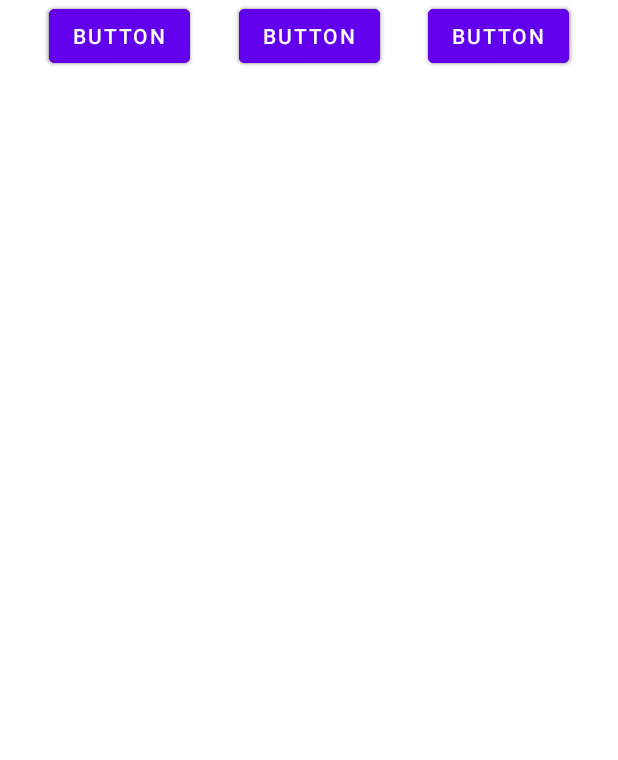
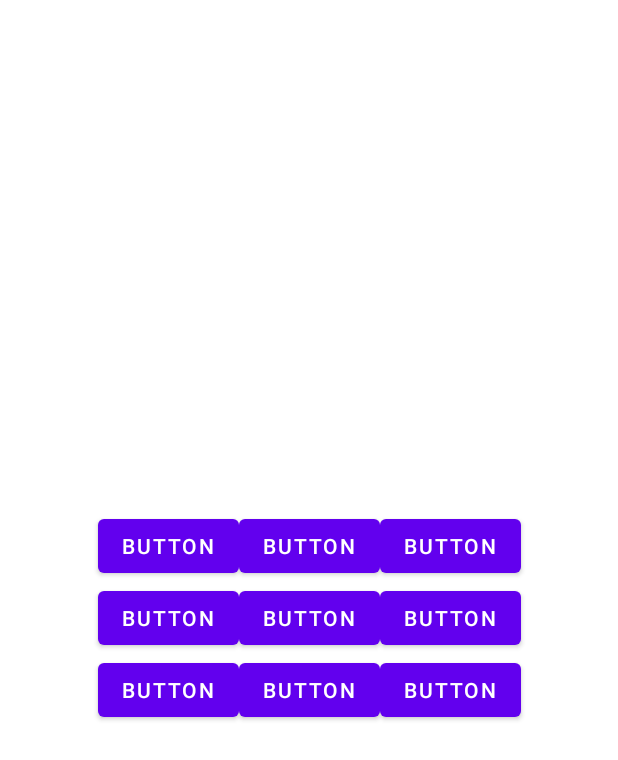
Before and after one commit to DenZar112/Lesson-3, an Android app: the layout activity_main_constraint.xml on its own in the app's theme, with its tools: preview values and no code run, on a phone screen of 412 x 824 dp. Shown: the top 760 px of the screen. Run offline under Robolectric (Android 15) with nearby library versions, the phone set to English and light mode, and no system bars.

Commit message:
Calculator_v.1_Constraint_all buttons

```diff
--- a/app/src/main/res/layout/activity_main_constraint.xml
+++ b/app/src/main/res/layout/activity_main_constraint.xml
@@ -10,94 +10,103 @@
         android:layout_width="wrap_content"
         android:layout_height="wrap_content"
         android:text="Button"
+        app:layout_constraintBottom_toTopOf="@+id/button26"
         app:layout_constraintEnd_toStartOf="@+id/button24"
         app:layout_constraintHorizontal_bias="0.5"
+        app:layout_constraintHorizontal_chainStyle="packed"
         app:layout_constraintStart_toStartOf="parent"
-        tools:layout_editor_absoluteY="191dp" />
+        app:layout_constraintTop_toTopOf="parent"
+        app:layout_constraintVertical_chainStyle="packed" />
 
     <Button
         android:id="@+id/button24"
         android:layout_width="wrap_content"
         android:layout_height="wrap_content"
         android:text="Button"
-        app:layout_constraintBottom_toBottomOf="@+id/button23"
+        app:layout_constraintBottom_toTopOf="@+id/button27"
         app:layout_constraintEnd_toStartOf="@+id/button25"
         app:layout_constraintHorizontal_bias="0.5"
         app:layout_constraintStart_toEndOf="@+id/button23"
-        app:layout_constraintTop_toTopOf="@+id/button23" />
+        app:layout_constraintTop_toTopOf="parent"
+        app:layout_constraintVertical_chainStyle="packed" />
 
     <Button
         android:id="@+id/button25"
         android:layout_width="wrap_content"
         android:layout_height="wrap_content"
         android:text="Button"
-        app:layout_constraintBottom_toBottomOf="@+id/button24"
+        app:layout_constraintBottom_toTopOf="@+id/button28"
         app:layout_constraintEnd_toEndOf="parent"
         app:layout_constraintHorizontal_bias="0.5"
         app:layout_constraintStart_toEndOf="@+id/button24"
-        app:layout_constraintTop_toTopOf="@+id/button24" />
+        app:layout_constraintTop_toTopOf="parent"
+        app:layout_constraintVertical_chainStyle="packed" />
 
     <Button
         android:id="@+id/button26"
         android:layout_width="wrap_content"
         android:layout_height="wrap_content"
         android:text="Button"
+        app:layout_constraintBottom_toTopOf="@+id/button29"
         app:layout_constraintEnd_toStartOf="@+id/button27"
         app:layout_constraintHorizontal_bias="0.5"
+        app:layout_constraintHorizontal_chainStyle="packed"
         app:layout_constraintStart_toStartOf="parent"
-        tools:layout_editor_absoluteY="320dp" />
+        app:layout_constraintTop_toBottomOf="@+id/button23" />
 
     <Button
         android:id="@+id/button27"
         android:layout_width="wrap_content"
         android:layout_height="wrap_content"
         android:text="Button"
-        app:layout_constraintBottom_toBottomOf="@+id/button26"
+        app:layout_constraintBottom_toTopOf="@+id/button30"
         app:layout_constraintEnd_toStartOf="@+id/button28"
         app:layout_constraintHorizontal_bias="0.5"
         app:layout_constraintStart_toEndOf="@+id/button26"
-        app:layout_constraintTop_toTopOf="@+id/button26" />
+        app:layout_constraintTop_toBottomOf="@+id/button24" />
 
     <Button
         android:id="@+id/button28"
         android:layout_width="wrap_content"
         android:layout_height="wrap_content"
         android:text="Button"
-        app:layout_constraintBottom_toBottomOf="@+id/button27"
+        app:layout_constraintBottom_toTopOf="@+id/button31"
         app:layout_constraintEnd_toEndOf="parent"
         app:layout_constraintHorizontal_bias="0.5"
         app:layout_constraintStart_toEndOf="@+id/button27"
-        app:layout_constraintTop_toTopOf="@+id/button27" />
+        app:layout_constraintTop_toBottomOf="@+id/button25" />
 
     <Button
         android:id="@+id/button29"
         android:layout_width="wrap_content"
         android:layout_height="wrap_content"
         android:text="Button"
+        app:layout_constraintBottom_toBottomOf="parent"
         app:layout_constraintEnd_toStartOf="@+id/button30"
         app:layout_constraintHorizontal_bias="0.5"
+        app:layout_constraintHorizontal_chainStyle="packed"
         app:layout_constraintStart_toStartOf="parent"
-        tools:layout_editor_absoluteY="452dp" />
+        app:layout_constraintTop_toBottomOf="@+id/button26" />
 
     <Button
         android:id="@+id/button30"
         android:layout_width="wrap_content"
         android:layout_height="wrap_content"
         android:text="Button"
-        app:layout_constraintBottom_toBottomOf="@+id/button29"
+        app:layout_constraintBottom_toBottomOf="parent"
         app:layout_constraintEnd_toStartOf="@+id/button31"
         app:layout_constraintHorizontal_bias="0.5"
         app:layout_constraintStart_toEndOf="@+id/button29"
-        app:layout_constraintTop_toTopOf="@+id/button29" />
+        app:layout_constraintTop_toBottomOf="@+id/button27" />
 
     <Button
         android:id="@+id/button31"
         android:layout_width="wrap_content"
         android:layout_height="wrap_content"
         android:text="Button"
-        app:layout_constraintBottom_toBottomOf="@+id/button30"
+        app:layout_constraintBottom_toBottomOf="parent"
         app:layout_constraintEnd_toEndOf="parent"
         app:layout_constraintHorizontal_bias="0.5"
         app:layout_constraintStart_toEndOf="@+id/button30"
-        app:layout_constraintTop_toTopOf="@+id/button30" />
+        app:layout_constraintTop_toBottomOf="@+id/button28" />
 </androidx.constraintlayout.widget.ConstraintLayout>
```
